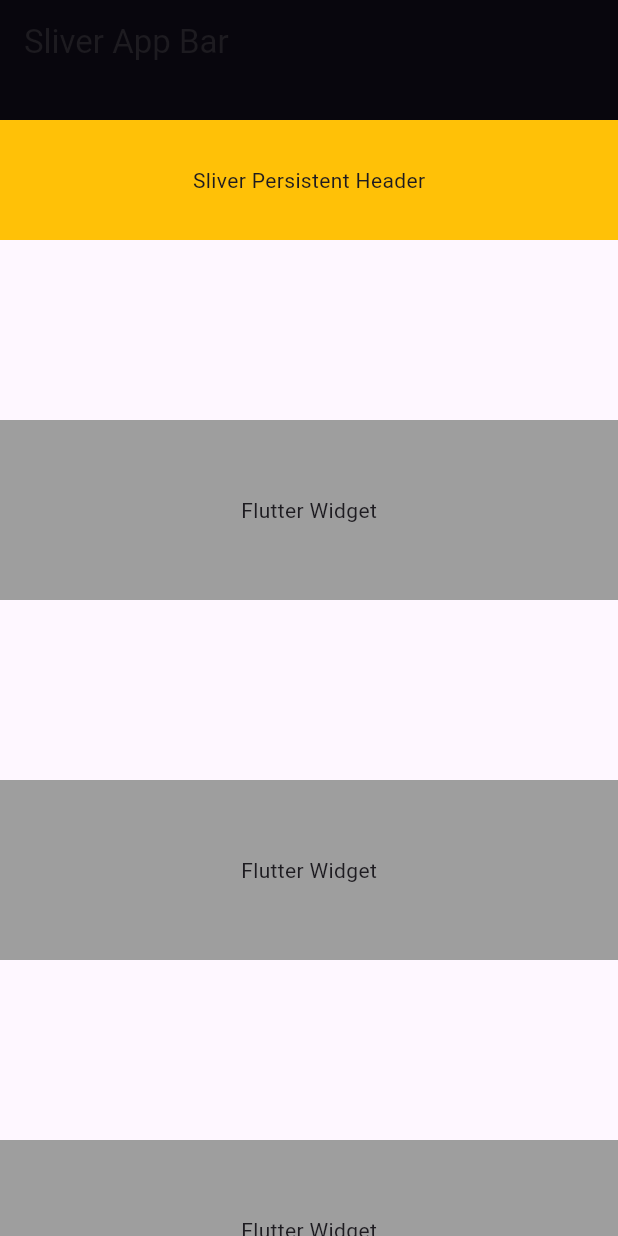
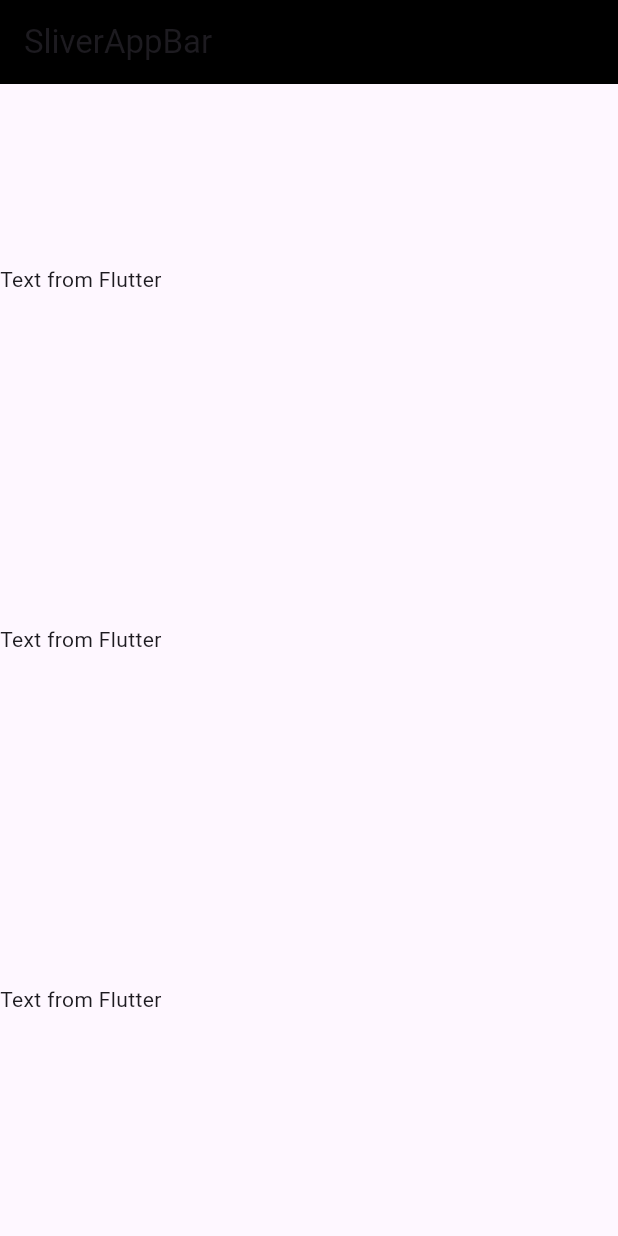
Before and after one commit to ristiisa/flutter-sliver-bug, a Flutter app: the screen it shows after launch, on a phone screen of 412 x 824 dp. Run offline on Flutter 3.47's test engine with Material 3 defaults, Android fonts, the phone set to English and light mode, and no system bars; missing offline and left inert: mapbox_maps_flutter.

Commit message:
updated repro code

```diff
--- a/lib/main.dart
+++ b/lib/main.dart
@@ -1,143 +1,71 @@
 import 'dart:io';
 
-import 'package:flutter/foundation.dart';
 import 'package:flutter/material.dart';
 import 'package:flutter/services.dart';
-import 'package:flutter/gestures.dart';
-import 'package:flutter/rendering.dart';
+import 'package:mapbox_maps_flutter/mapbox_maps_flutter.dart';
+
+const MAPBOX_ACCESS_TOKEN = "MAPBOX ACCESS TOKEN HERE";
 
 void main() {
+
   runApp(MyApp());
 }
 
 class MyApp extends StatelessWidget {
   @override
   Widget build(BuildContext context) {
-    return MaterialApp(
-      title: 'Flutter Demo',
-      home: Scaffold(
-        body: SafeArea(child: HomeScreen()),
+    return MaterialApp(home: HomeScreen());
+  }
+}
+
+class HomeScreen extends StatelessWidget {
+  @override
+  Widget build(BuildContext context) {
+    return Scaffold(
+      body: CustomScrollView(
+        slivers: [
+          SliverAppBar(
+            backgroundColor: Colors.black,
+            pinned: true,
+            title: Text('SliverAppBar'),
+          ),
+          SliverList(
+            delegate: SliverChildBuilderDelegate(
+              (BuildContext context, int index) {
+                return index.isEven
+                  ? Container(height: 120, child: PlatformViewWidget())
+                  : Container(
+                      height: 120,
+                      child: Text('Text from Flutter'),
+                    );
+              },
+              childCount: 1024,
+            ),
+          ),
+        ],
       ),
     );
   }
 }
 
-class HomeScreen extends StatefulWidget {
-  @override
-  _HomeScreenState createState() => _HomeScreenState();
-}
-
-class _HomeScreenState extends State<HomeScreen> {
-  @override
-  Widget build(BuildContext context) {
-    return Scaffold(
-      body: Container(
-        child: CustomScrollView(
-          slivers: getSlivers(),
-        ),
-      ),
-    );
-  }
-
-  // Returns a list of slivers containing a pinned SliverAppBar and Platform View Widgets
-  List<Widget> getSlivers() {
-    final appBar = SliverAppBar(
-      collapsedHeight: 80,
-      forceElevated: true,
-      backgroundColor: Colors.black,
-      pinned: true,
-      title: Text("Sliver App Bar"),
-    );
-
-    final bodySlivers = SliverList(
-      delegate: SliverChildBuilderDelegate(
-        (c, i) {
-          if (i % 2 == 0) {
-            return Container(height: 120, child: PlatformViewWidget());
-          } else {
-            return Container(
-              height: 120,
-              color: Colors.grey,
-              child: Center(child: Text("Flutter Widget")),
-            );
-          }
-        },
-        childCount: 16,
-      ),
-    );
-
-    return [appBar, SliverPersistentHeaderWidget(), bodySlivers];
-  }
-}
-
-class SliverPersistentHeaderWidget extends StatefulWidget {
-  const SliverPersistentHeaderWidget({Key? key}) : super(key: key);
-
-  @override
-  _SliverPersistentHeaderWidgetState createState() =>
-      _SliverPersistentHeaderWidgetState();
-}
-
-class _SliverPersistentHeaderWidgetState
-    extends State<SliverPersistentHeaderWidget> {
-  @override
-  Widget build(BuildContext context) {
-    return SliverPersistentHeader(
-      pinned: true,
-      delegate: _SliverAppBarDelegate(
-        Container(
-          width: double.infinity,
-          height: 80,
-          color: Colors.amber,
-          child: Center(child: Text("Sliver Persistent Header")),
-        ),
-      ),
-    );
-  }
-}
-
-class _SliverAppBarDelegate extends SliverPersistentHeaderDelegate {
-  final Widget child;
-
-  _SliverAppBarDelegate(this.child);
-
-  @override
-  Widget build(
-      BuildContext context, double shrinkOffset, bool overlapsContent) {
-    return child;
-  }
-
-  @override
-  double get maxExtent => 80;
-
-  @override
-  double get minExtent => 80;
-
-  @override
-  bool shouldRebuild(SliverPersistentHeaderDelegate oldDelegate) {
-    return false;
-  }
-}
-
-class PlatformViewWidget extends StatefulWidget {
-  const PlatformViewWidget({Key? key}) : super(key: key);
-
-  @override
-  _PlatformViewWidgetState createState() => _PlatformViewWidgetState();
-}
-
-class _PlatformViewWidgetState extends State<PlatformViewWidget> {
+class PlatformViewWidget extends StatelessWidget {
   @override
   Widget build(BuildContext context) {
     final Map<String, dynamic> creationParams = <String, dynamic>{};
     if (Platform.isIOS) {
-      return UiKitView(
-        viewType: "testView",
-        layoutDirection: TextDirection.ltr,
-        creationParams: creationParams,
-        creationParamsCodec: const StandardMessageCodec(),
-      );
+      return Row(children: [
+        Expanded(child: UiKitView(
+          viewType: "testView",
+          layoutDirection: TextDirection.ltr,
+          creationParams: creationParams,
+          creationParamsCodec: const StandardMessageCodec(),
+        )),
+        Expanded(child: MapWidget(
+          resourceOptions: ResourceOptions(accessToken: MAPBOX_ACCESS_TOKEN),
+        ))
+      ]);
     }
+
     return Container();
   }
 }
--- a/pubspec.yaml
+++ b/pubspec.yaml
@@ -21,6 +21,7 @@ environment:
   sdk: ">=2.12.0 <3.0.0"
 
 dependencies:
+  mapbox_maps_flutter: 0.5.1
   flutter:
     sdk: flutter
 
```
